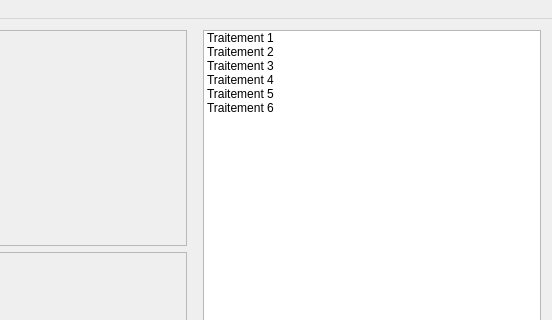
Before: the Qt Designer form Interface/InterfacePrincipale.ui in gdescomps/HoKo, drawn with Qt 5; both pictures show x 413 to 965 and y 0 to 320 of the 965 by 500 pixel window.
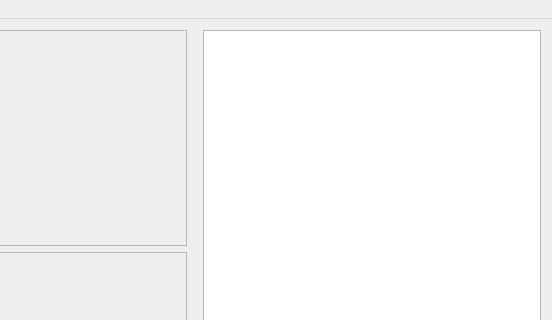
After: the same form once the commit is applied. Icons and pictures are not drawn.

Commit message: Ajout d'un élément dans la liste de l'interface lors de l'ajout d'un traitement

Diff of the .ui file:
```diff
--- a/Interface/InterfacePrincipale.ui
+++ b/Interface/InterfacePrincipale.ui
@@ -137,36 +137,6 @@
           <height>0</height>
          </size>
         </property>
-        <item>
-         <property name="text">
-          <string>Traitement 1</string>
-         </property>
-        </item>
-        <item>
-         <property name="text">
-          <string>Traitement 2</string>
-         </property>
-        </item>
-        <item>
-         <property name="text">
-          <string>Traitement 3</string>
-         </property>
-        </item>
-        <item>
-         <property name="text">
-          <string>Traitement 4</string>
-         </property>
-        </item>
-        <item>
-         <property name="text">
-          <string>Traitement 5</string>
-         </property>
-        </item>
-        <item>
-         <property name="text">
-          <string>Traitement 6</string>
-         </property>
-        </item>
        </widget>
       </item>
       <item>
```
The commit also changes 7 other files.
